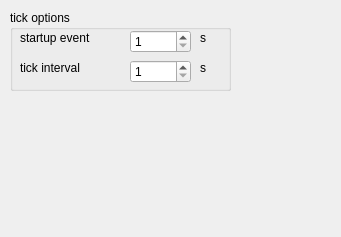
Qt form gui/Lua4RSConfig.ui (RetroShare/Lua4RS) before a commit.
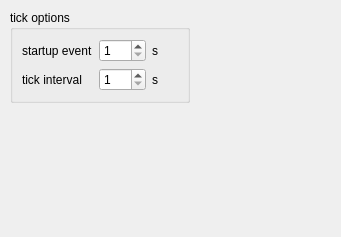
The same form after that commit.

```diff
--- a/gui/Lua4RSConfig.ui
+++ b/gui/Lua4RSConfig.ui
@@ -18,67 +18,44 @@
     <rect>
      <x>10</x>
      <y>10</y>
-     <width>221</width>
-     <height>81</height>
+     <width>180</width>
+     <height>93</height>
     </rect>
    </property>
    <property name="title">
     <string>tick options</string>
    </property>
-   <widget class="QSpinBox" name="sb_starupEvent">
-    <property name="geometry">
-     <rect>
-      <x>120</x>
-      <y>20</y>
-      <width>61</width>
-      <height>23</height>
-     </rect>
-    </property>
-    <property name="whatsThis">
-     <string>This lets you choose after how many seconds the startup event is triggered</string>
-    </property>
-    <property name="minimum">
-     <number>1</number>
-    </property>
-    <property name="maximum">
-     <number>120</number>
-    </property>
-   </widget>
+   <layout class="QGridLayout" name="gridLayout">
+    <item row="0" column="0">
+     <widget class="QLabel" name="l_startupEvent">
+      <property name="text">
+       <string>startup event</string>
+      </property>
+     </widget>
+    </item>
+    <item row="0" column="3">
+     <widget class="QLabel" name="l_startupEventUnit">
+      <property name="text">
+       <string>s</string>
+      </property>
+     </widget>
+    </item>
+    <item row="1" column="0">
    <widget class="QLabel" name="l_tickInterval">
-    <property name="geometry">
-     <rect>
-      <x>10</x>
-      <y>50</y>
-      <width>101</width>
-      <height>16</height>
-     </rect>
-    </property>
     <property name="text">
      <string>tick interval</string>
     </property>
    </widget>
+    </item>
+    <item row="1" column="3">
    <widget class="QLabel" name="l_tickIntervalUnit">
-    <property name="geometry">
-     <rect>
-      <x>190</x>
-      <y>50</y>
-      <width>21</width>
-      <height>16</height>
-     </rect>
-    </property>
     <property name="text">
      <string>s</string>
     </property>
    </widget>
+    </item>
+    <item row="0" column="2">
    <widget class="QSpinBox" name="sb_tickInterval">
-    <property name="geometry">
-     <rect>
-      <x>120</x>
-      <y>50</y>
-      <width>61</width>
-      <height>23</height>
-     </rect>
-    </property>
     <property name="whatsThis">
      <string>this lets you choose after how many seconds a tick event is triggered</string>
     </property>
@@ -89,32 +66,21 @@
      <number>60</number>
     </property>
    </widget>
-   <widget class="QLabel" name="l_startupEvent">
-    <property name="geometry">
-     <rect>
-      <x>10</x>
-      <y>20</y>
-      <width>101</width>
-      <height>16</height>
-     </rect>
-    </property>
-    <property name="text">
-     <string>startup event</string>
-    </property>
-   </widget>
-   <widget class="QLabel" name="l_startupEventUnit">
-    <property name="geometry">
-     <rect>
-      <x>190</x>
-      <y>20</y>
-      <width>16</width>
-      <height>16</height>
-     </rect>
-    </property>
-    <property name="text">
-     <string>s</string>
-    </property>
-   </widget>
+    </item>
+    <item row="1" column="2">
+     <widget class="QSpinBox" name="sb_starupEvent">
+      <property name="whatsThis">
+       <string>This lets you choose after how many seconds the startup event is triggered</string>
+      </property>
+      <property name="minimum">
+       <number>1</number>
+      </property>
+      <property name="maximum">
+       <number>120</number>
+      </property>
+     </widget>
+    </item>
+   </layout>
   </widget>
  </widget>
  <resources/>
```
Lines whose indentation alone changed are shown as unchanged.
